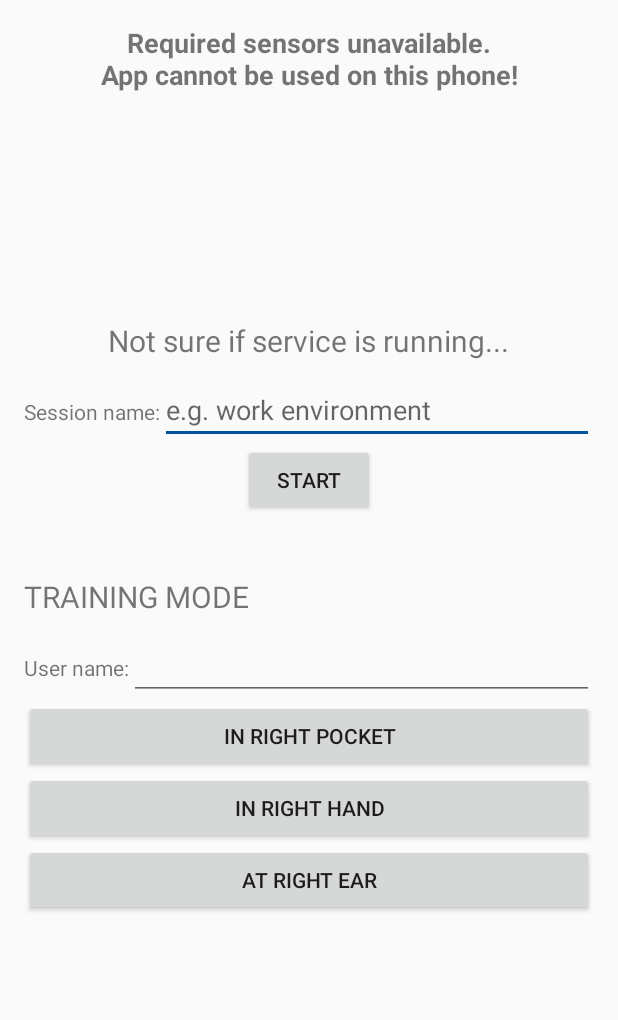
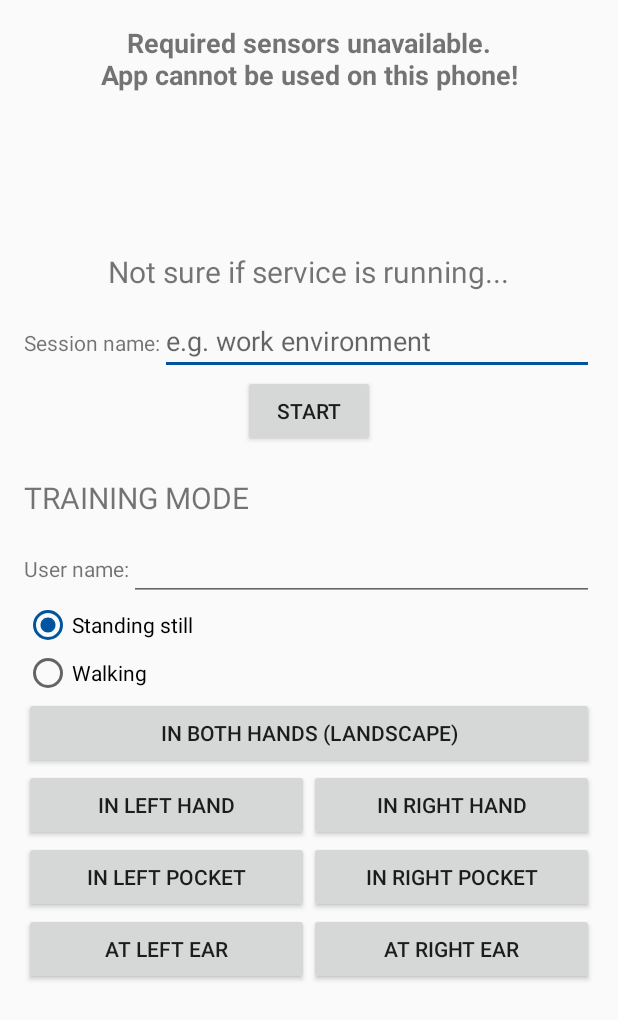
Before and after one commit to RWTH-iNets/HandTrackingApp, an Android app: the layout fragment_service_status.xml on its own in the app's theme, with its tools: preview values and no code run, on a phone screen of 412 x 824 dp. Shown: the top 1020 px of the screen. Run offline under Robolectric (Android 15) with nearby library versions, the phone set to English and light mode, and no system bars.

Commit message:
Added more classes for training mode.

```diff
--- a/Gollum/app/src/main/res/layout/fragment_service_status.xml
+++ b/Gollum/app/src/main/res/layout/fragment_service_status.xml
@@ -51,7 +51,7 @@
 
         <Space
             android:layout_width="match_parent"
-            android:layout_height="40dp" />
+            android:layout_height="20dp" />
 
         <TextView
             android:id="@+id/textView4"
@@ -77,25 +77,100 @@
                 android:layout_height="wrap_content"
                 android:ems="10"
                 android:inputType="text" />
+
         </LinearLayout>
+
+        <RadioGroup
+            android:layout_width="match_parent"
+            android:layout_height="match_parent"
+            android:layout_weight="1"
+            android:checkedButton="@+id/radioButton_trainingmode_standing">
+
+            <RadioButton
+                android:id="@+id/radioButton_trainingmode_standing"
+                android:layout_width="wrap_content"
+                android:layout_height="wrap_content"
+                android:layout_weight="1"
+                android:text="Standing still" />
+
+            <RadioButton
+                android:id="@+id/radioButton_trainingmode_walking"
+                android:layout_width="wrap_content"
+                android:layout_height="wrap_content"
+                android:layout_weight="1"
+                android:text="Walking" />
+        </RadioGroup>
+
+        <Button
+            android:id="@+id/button_trainingmode_both_hands_landscape"
+            android:layout_width="match_parent"
+            android:layout_height="wrap_content"
+            android:layout_weight="1"
+            android:text="In both hands (landscape)" />
+
+        <LinearLayout
+            android:layout_width="match_parent"
+            android:layout_height="match_parent"
+            android:orientation="horizontal">
+
+            <Button
+                android:id="@+id/button_trainingmode_left_hand"
+                android:layout_width="match_parent"
+                android:layout_height="wrap_content"
+                android:layout_weight="1"
+                android:text="In left hand" />
+
+            <Button
+                android:id="@+id/button_trainingmode_right_hand"
+                android:layout_width="match_parent"
+                android:layout_height="wrap_content"
+                android:layout_weight="1"
+                android:text="In right hand" />
+
+        </LinearLayout>
+
+        <LinearLayout
+            android:layout_width="match_parent"
+            android:layout_height="match_parent"
+            android:orientation="horizontal">
+
+            <Button
+                android:id="@+id/button_trainingmode_left_pocket"
+                android:layout_width="match_parent"
+                android:layout_height="wrap_content"
+                android:layout_weight="1"
+                android:text="In left pocket" />
 
             <Button
                 android:id="@+id/button_trainingmode_right_pocket"
                 android:layout_width="match_parent"
                 android:layout_height="wrap_content"
+                android:layout_weight="1"
                 android:text="In right pocket" />
 
+        </LinearLayout>
+
+        <LinearLayout
+            android:layout_width="match_parent"
+            android:layout_height="match_parent"
+            android:orientation="horizontal">
+
             <Button
-            android:id="@+id/button_trainingmode_right_hand"
+                android:id="@+id/button_trainingmode_left_ear"
                 android:layout_width="match_parent"
                 android:layout_height="wrap_content"
-            android:text="In right hand" />
+                android:layout_weight="1"
+                android:text="At left ear" />
 
             <Button
                 android:id="@+id/button_trainingmode_right_ear"
                 android:layout_width="match_parent"
                 android:layout_height="wrap_content"
+                android:layout_weight="1"
                 android:text="At right ear" />
+
+        </LinearLayout>
+
     </LinearLayout>
 
     <TextView
--- a/Gollum/build.gradle
+++ b/Gollum/build.gradle
@@ -5,7 +5,7 @@ buildscript {
         jcenter()
     }
     dependencies {
-        classpath 'com.android.tools.build:gradle:2.3.2'
+        classpath 'com.android.tools.build:gradle:2.3.3'
 
         // NOTE: Do not place your application dependencies here; they belong
         // in the individual module build.gradle files
```
Also changed, not shown: Gollum/app/src/main/java/de/rwth_aachen/inets/gollum/ServiceStatusFragment.java (+34 -48 lines). Lines whose indentation alone changed are shown as unchanged.
